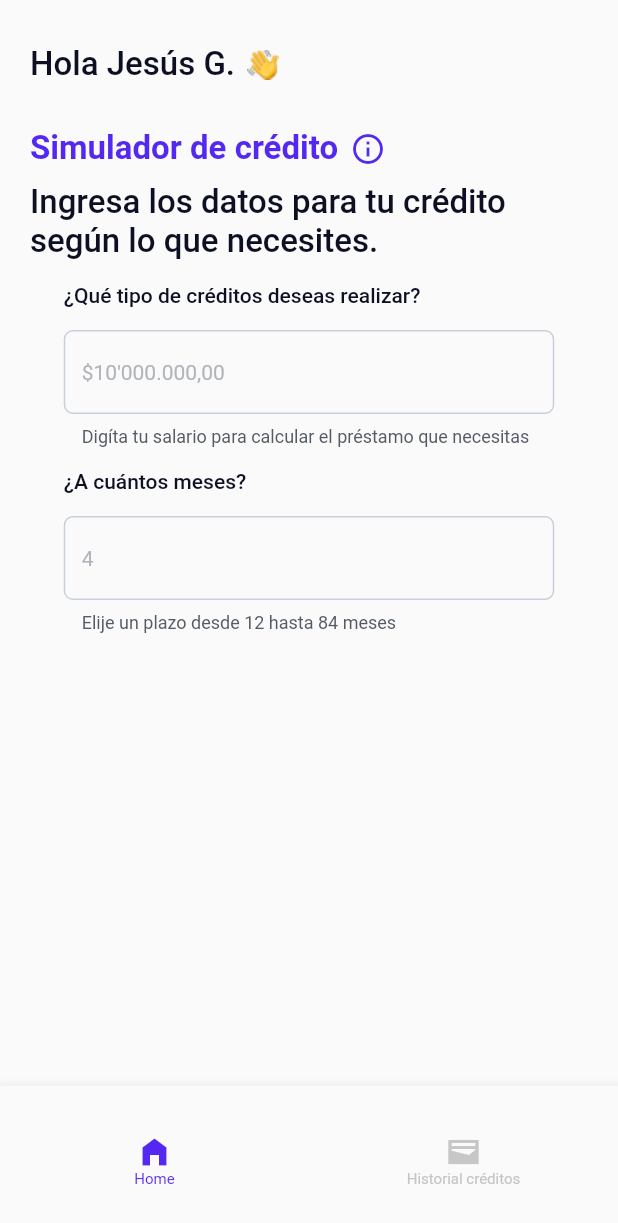
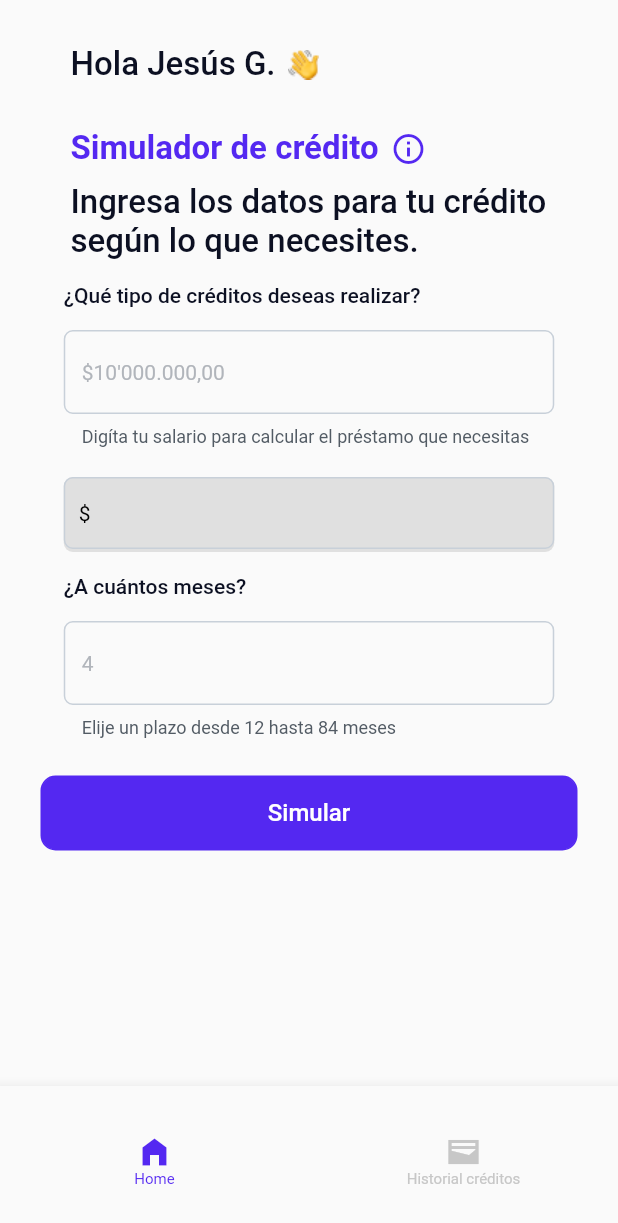
Before and after one commit to josecontreras29/simulador_creditos, a Flutter app: the screen it shows after launch, on a phone screen of 412 x 824 dp. Shown: the top 1223 px of the screen. Run offline on Flutter 3.47's test engine with Material 2 defaults, Android fonts, the phone set to English and light mode, and no system bars; our stand-ins replace flutter_svg.

Commit message:
update 2

```diff
--- a/lib/components/textfield_home.dart
+++ b/lib/components/textfield_home.dart
@@ -5,14 +5,16 @@ class TextfieldHome extends StatefulWidget {
   const TextfieldHome(
       {super.key,
       required this.title,
+      required this.controller,
+      this.action,
       this.hint,
-      required this.controller,
-      required this.helper});
+      this.helper});
   final String title;
+  final TextEditingController controller;
+  final Function(String)? action;
   final String? hint;
   final String? helper;
 
-  final TextEditingController controller;
   @override
   State<TextfieldHome> createState() => _TextfieldHomeState();
 }
@@ -46,6 +48,9 @@ class _TextfieldHomeState extends State<TextfieldHome> {
                   textAlignVertical: TextAlignVertical.center,
                   style:
                       TextStyle(color: TextFieldHomeColors.text, fontSize: 14),
+                  onChanged: (value) {
+                    widget.action!(value);
+                  },
                   decoration: InputDecoration(
                       border: InputBorder.none,
                       hintText: widget.hint,
--- a/lib/main.dart
+++ b/lib/main.dart
@@ -1,5 +1,6 @@
 import 'package:flutter/material.dart';
 import 'package:provider/provider.dart';
+import 'package:simulador_creditos/providers/provider_home.dart';
 import 'package:simulador_creditos/providers/provider_login.dart';
 import 'package:simulador_creditos/providers/provider_register.dart';
 import 'package:simulador_creditos/views/home.dart';
@@ -9,7 +10,8 @@ import 'package:simulador_creditos/views/login.dart';
 void main() {
   runApp(MultiProvider(providers: [
     ChangeNotifierProvider(create: (_) => ProviderRegister()),
-    ChangeNotifierProvider(create: (_) => ProviderLogin())
+    ChangeNotifierProvider(create: (_) => ProviderLogin()),
+    ChangeNotifierProvider(create: (_) => ProviderHome())
   ], builder: (context, _) => const MyApp()));
 }
 
--- /dev/null
+++ b/lib/providers/provider_home.dart
@@ -0,0 +1,12 @@
+import 'package:flutter/material.dart';
+
+class ProviderHome extends ChangeNotifier {
+  String _valueSimulatedHome = "";
+
+  String get valueSimulatedHome => _valueSimulatedHome;
+
+  set valueSimulatedHome(String value) {
+    _valueSimulatedHome = value;
+    notifyListeners();
+  }
+}
--- a/lib/views/home.dart
+++ b/lib/views/home.dart
@@ -1,6 +1,10 @@
 import 'package:flutter/material.dart';
+import 'package:provider/provider.dart';
+import 'package:simulador_creditos/components/button_default.dart';
 import 'package:simulador_creditos/components/textfield_home.dart';
+import 'package:simulador_creditos/providers/provider_home.dart';
 import 'package:simulador_creditos/styles/constants.dart';
+import 'package:simulador_creditos/styles/style_button_default.dart';
 
 class Home extends StatefulWidget {
   const Home({super.key});
@@ -22,14 +26,25 @@ class _HomeState extends State<Home> {
 
   @override
   Widget build(BuildContext context) {
+    ProviderHome providerHome =
+        Provider.of<ProviderHome>(context, listen: false);
+
     return Scaffold(
-        body: Column(children: [
-          Column(crossAxisAlignment: CrossAxisAlignment.start, children: [
+        body: SingleChildScrollView(
+            child: SizedBox(
+                width: MediaQuery.of(context).size.width,
+                child: Column(children: [
                   Container(
-                margin:
-                    const EdgeInsets.symmetric(horizontal: 20, vertical: 30),
+                      constraints: const BoxConstraints(maxWidth: 358),
+                      child: Column(
+                          crossAxisAlignment: CrossAxisAlignment.start,
+                          children: [
+                            Container(
+                                margin: const EdgeInsets.symmetric(
+                                    horizontal: 20, vertical: 30),
                                 child: Wrap(
-                    crossAxisAlignment: WrapCrossAlignment.center,
+                                    crossAxisAlignment:
+                                        WrapCrossAlignment.center,
                                     children: [
                                       Text("Hola Jesús G.",
                                           style: TextStyle(
@@ -37,13 +52,17 @@ class _HomeState extends State<Home> {
                                               fontSize: 22,
                                               fontWeight: FontWeight.w500)),
                                       Container(
-                          margin: const EdgeInsets.only(left: 8),
-                          child: Image.asset(AppPictures.handHome))
+                                          margin:
+                                              const EdgeInsets.only(left: 8),
+                                          child:
+                                              Image.asset(AppPictures.handHome))
                                     ])),
                             Container(
-                margin: const EdgeInsets.symmetric(horizontal: 20),
+                                margin:
+                                    const EdgeInsets.symmetric(horizontal: 20),
                                 child: Wrap(
-                    crossAxisAlignment: WrapCrossAlignment.center,
+                                    crossAxisAlignment:
+                                        WrapCrossAlignment.center,
                                     children: [
                                       Text("Simulador de crédito",
                                           style: TextStyle(
@@ -51,31 +70,82 @@ class _HomeState extends State<Home> {
                                               fontSize: 22,
                                               fontWeight: FontWeight.bold)),
                                       Container(
-                          margin: const EdgeInsets.only(left: 8),
+                                          margin:
+                                              const EdgeInsets.only(left: 8),
                                           child: Icon(Icons.info_outline,
                                               size: 24, color: AppColors.main))
                                     ])),
                             Container(
-                margin: const EdgeInsets.only(left: 20, right: 20, top: 10),
+                                margin: const EdgeInsets.only(
+                                    left: 20, right: 20, top: 10),
                                 child: Text(
                                     "Ingresa los datos para tu crédito según lo que necesites.",
                                     style: TextStyle(
                                         color: AppColors.title,
                                         fontSize: 22,
                                         fontWeight: FontWeight.w500))),
-          ]),
+                          ])),
                   TextfieldHome(
                       title: "¿Qué tipo de créditos deseas realizar?",
                       controller: salarioBase,
                       hint: "\$10'000.000,00",
                       helper:
-                  "Digíta tu salario para calcular el préstamo que necesitas"),
+                          "Digíta tu salario para calcular el préstamo que necesitas",
+                      action: (value) {
+                        try {
+                          providerHome.valueSimulatedHome =
+                              (int.parse(value) / 5).round().toString();
+                        } catch (e) {
+                          value.isEmpty
+                              ? providerHome.valueSimulatedHome = ""
+                              : providerHome.valueSimulatedHome = "Error";
+                        }
+                      }),
+                  Consumer<ProviderHome>(
+                      builder: (context, provider, child) => Container(
+                          margin: const EdgeInsets.only(
+                              top: 20, left: 20, right: 20),
+                          decoration: BoxDecoration(
+                              color: const Color.fromRGBO(224, 224, 224, 1),
+                              borderRadius: BorderRadius.circular(6)),
+                          height: 50,
+                          constraints: const BoxConstraints(maxWidth: 327),
+                          child: TextFormField(
+                              readOnly: true,
+                              controller: TextEditingController(
+                                  text: "\$ ${provider.valueSimulatedHome}"),
+                              textAlignVertical: TextAlignVertical.top,
+                              style: TextStyle(
+                                  color: TextFieldHomeColors.text,
+                                  fontSize: 14),
+                              decoration: InputDecoration(
+                                  contentPadding:
+                                      const EdgeInsets.only(left: 10),
+                                  border: InputBorder.none,
+                                  hintText: "\$0",
+                                  hintStyle: TextStyle(
+                                      color: TextFieldHomeColors.title,
+                                      fontSize: 14,
+                                      fontWeight: FontWeight.normal),
+                                  enabledBorder: OutlineInputBorder(
+                                      borderRadius: BorderRadius.circular(6),
+                                      borderSide: BorderSide(
+                                          color: TextFieldHomeColors.border)),
+                                  fillColor: const Color.fromRGBO(
+                                      224, 224, 224, 1))))),
                   TextfieldHome(
+                      action: (value) {},
                       title: "¿A cuántos meses?",
                       controller: meses,
                       hint: "4",
-              helper: "Elije un plazo desde 12 hasta 84 meses")
-        ]),
+                      helper: "Elije un plazo desde 12 hasta 84 meses"),
+                  Container(
+                      margin: const EdgeInsets.symmetric(vertical: 20),
+                      child: ButtonDefault(
+                          text: "Simular",
+                          buttonStyle: StylesButtonDefault.variantButton,
+                          action: () {}))
+                ]))),
         bottomNavigationBar: Theme(
             data: Theme.of(context).copyWith(
                 splashColor: Colors.transparent,
--- a/lib/views/login.dart
+++ b/lib/views/login.dart
@@ -7,6 +7,7 @@ import 'package:simulador_creditos/components/checkbox_default.dart';
 import 'package:simulador_creditos/components/company_name.dart';
 import 'package:simulador_creditos/components/dialog_error_confirmation.dart';
 import 'package:simulador_creditos/components/textfield_login_register.dart';
+import 'package:simulador_creditos/providers/provider_home.dart';
 import 'package:simulador_creditos/providers/provider_login.dart';
 import 'package:simulador_creditos/providers/provider_register.dart';
 import 'package:simulador_creditos/styles/constants.dart';
```
Lines whose indentation alone changed are shown as unchanged.
